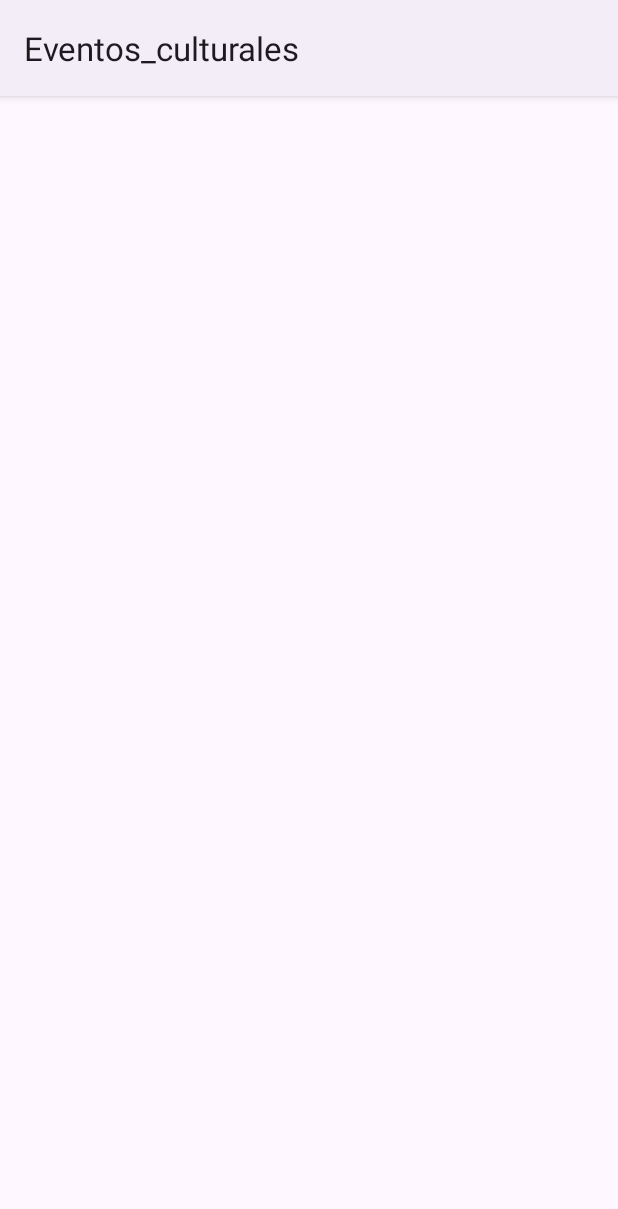
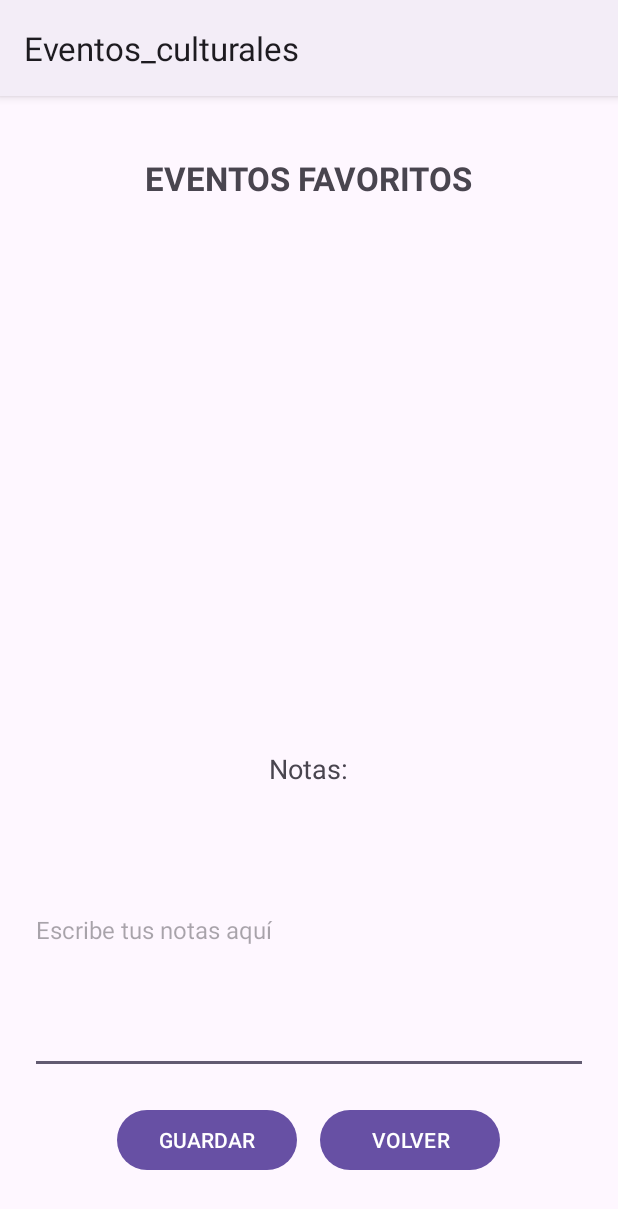
Before and after one commit to rocmisol/practica_android, an Android app: the screen it shows after launch (Favoritos before the commit, FavoritosActivity after it), in the options menu, after a tap on "Favoritos", on a phone screen of 412 x 824 dp. Shown: the top 1209 px of the screen. Run offline under Robolectric (Android 15) with nearby library versions, the phone set to English and light mode, and no system bars.

Commit message:
Modificar xml detalle, modificar recycler. Inicio Activity Favoritos (xml y java)

```diff
--- a/app/src/main/AndroidManifest.xml
+++ b/app/src/main/AndroidManifest.xml
@@ -13,7 +13,7 @@
         android:theme="@style/Theme.Eventos_culturales"
         tools:targetApi="31">
         <activity
-            android:name=".Favoritos"
+            android:name=".FavoritosActivity"
             android:exported="false" />
         <activity
             android:name=".DetalleActivity"
--- a/app/src/main/java/es/cm/dam2/pmdm/eventos_culturales/Favoritos.java
+++ /dev/null
@@ -1,24 +0,0 @@
-package es.cm.dam2.pmdm.eventos_culturales;
-
-import android.os.Bundle;
-
-import androidx.activity.EdgeToEdge;
-import androidx.appcompat.app.AppCompatActivity;
-import androidx.core.graphics.Insets;
-import androidx.core.view.ViewCompat;
-import androidx.core.view.WindowInsetsCompat;
-
-public class Favoritos extends AppCompatActivity {
-
-    @Override
-    protected void onCreate(Bundle savedInstanceState) {
-        super.onCreate(savedInstanceState);
-        EdgeToEdge.enable(this);
-        setContentView(R.layout.activity_favoritos);
-        ViewCompat.setOnApplyWindowInsetsListener(findViewById(R.id.main), (v, insets) -> {
-            Insets systemBars = insets.getInsets(WindowInsetsCompat.Type.systemBars());
-            v.setPadding(systemBars.left, systemBars.top, systemBars.right, systemBars.bottom);
-            return insets;
-        });
-    }
-}
--- /dev/null
+++ b/app/src/main/java/es/cm/dam2/pmdm/eventos_culturales/FavoritosActivity.java
@@ -0,0 +1,47 @@
+package es.cm.dam2.pmdm.eventos_culturales;
+
+import android.os.Bundle;
+import android.widget.Button;
+import android.widget.EditText;
+import android.widget.ListView;
+import android.widget.ProgressBar;
+import android.widget.TextView;
+
+import androidx.activity.EdgeToEdge;
+import androidx.appcompat.app.AppCompatActivity;
+import androidx.core.graphics.Insets;
+import androidx.core.view.ViewCompat;
+import androidx.core.view.WindowInsetsCompat;
+
+public class FavoritosActivity extends AppCompatActivity {
+
+    private TextView textViewTituloFavoritos, textViewNotasFavoritos;
+    private ProgressBar progressBarFavoritos;
+    private ListView listViewFavoritos;
+    EditText editTextNotasFavoritos;
+    Button buttonGuardarFavoritos, buttonVolverFavoritos;
+
+    @Override
+    protected void onCreate(Bundle savedInstanceState) {
+        super.onCreate(savedInstanceState);
+        EdgeToEdge.enable(this);
+        setContentView(R.layout.activity_favoritos);
+        ViewCompat.setOnApplyWindowInsetsListener(findViewById(R.id.main3), (v, insets) -> {
+            Insets systemBars = insets.getInsets(WindowInsetsCompat.Type.systemBars());
+            v.setPadding(systemBars.left, systemBars.top, systemBars.right, systemBars.bottom);
+            return insets;
+        });
+
+        textViewTituloFavoritos = findViewById(R.id.textViewTituloFavoritos);
+        textViewNotasFavoritos = findViewById(R.id.textViewNotasFavoritos);
+        progressBarFavoritos = findViewById(R.id.progressBarFavoritos);
+        listViewFavoritos = findViewById(R.id.listViewFavoritos);
+        editTextNotasFavoritos = findViewById(R.id.editTextNotasFavoritos);
+        buttonGuardarFavoritos = findViewById(R.id.buttonGuardarFavoritos);
+        buttonVolverFavoritos = findViewById(R.id.buttonVolverFavoritos);
+
+        //Se muestra el progressBar durante la carga de esta Activity
+
+
+    }
+}
--- a/app/src/main/res/layout/activity_detalle.xml
+++ b/app/src/main/res/layout/activity_detalle.xml
@@ -17,7 +17,8 @@
         android:textAllCaps="true"
         android:layout_marginTop="20dp"
         android:text="@string/titulo_evento"
-        android:textSize="22sp"/>
+        android:textSize="22sp"
+        android:textStyle="bold"/>
 
     <ScrollView
         android:layout_width="match_parent"
--- a/app/src/main/res/layout/activity_favoritos.xml
+++ b/app/src/main/res/layout/activity_favoritos.xml
@@ -1,10 +1,80 @@
 <?xml version="1.0" encoding="utf-8"?>
-<androidx.constraintlayout.widget.ConstraintLayout xmlns:android="http://schemas.android.com/apk/res/android"
+<LinearLayout xmlns:android="http://schemas.android.com/apk/res/android"
     xmlns:app="http://schemas.android.com/apk/res-auto"
     xmlns:tools="http://schemas.android.com/tools"
-    android:id="@+id/main"
+    android:id="@+id/main3"
     android:layout_width="match_parent"
     android:layout_height="match_parent"
-    tools:context=".Favoritos">
+    android:orientation="vertical"
+    android:layout_margin="20dp"
+    tools:context=".FavoritosActivity">
 
-</androidx.constraintlayout.widget.ConstraintLayout>
+    <TextView
+        android:id="@+id/textViewTituloFavoritos"
+        android:layout_width="wrap_content"
+        android:layout_height="wrap_content"
+        android:layout_gravity="center_horizontal"
+        android:textAllCaps="true"
+        android:text="@string/eventos_favoritos"
+        android:layout_marginTop="20dp"
+        android:textStyle="bold"
+
+        android:textSize="22sp"/>
+
+    <ProgressBar
+        android:id="@+id/progressBarFavoritos"
+        android:layout_width="wrap_content"
+        android:layout_height="wrap_content"
+        android:layout_gravity="center"
+        android:visibility="gone"/>
+
+    <ListView
+        android:id="@+id/listViewFavoritos"
+        android:layout_width="match_parent"
+        android:layout_height="0dp"
+        android:layout_marginTop="50dp"
+        android:layout_weight="1"/>
+
+    <TextView
+        android:id="@+id/textViewNotasFavoritos"
+        android:layout_width="wrap_content"
+        android:layout_height="wrap_content"
+        android:layout_gravity="center_horizontal"
+        android:text="@string/notas"
+        android:textSize="18sp"
+        android:layout_marginTop="20dp"/>
+
+    <EditText
+        android:id="@+id/editTextNotasFavoritos"
+        android:layout_width="match_parent"
+        android:layout_height="wrap_content"
+        android:inputType="textImeMultiLine"
+        android:textSize="16sp"
+        android:hint="@string/escribe_tus_notas_aqu"
+        android:layout_weight="0.5"/>
+
+    <LinearLayout
+        android:layout_width="wrap_content"
+        android:layout_height="wrap_content"
+        android:orientation="horizontal"
+        android:layout_gravity="center_horizontal"
+        android:layout_marginTop="20dp"
+        android:layout_marginBottom="20dp">
+
+        <Button
+            android:id="@+id/buttonGuardarFavoritos"
+            android:layout_width="120dp"
+            android:layout_height="wrap_content"
+            android:text="@string/guardar"/>
+
+        <Button
+            android:id="@+id/buttonVolverFavoritos"
+            android:layout_width="120dp"
+            android:layout_height="wrap_content"
+            android:layout_marginStart="15dp"
+            android:text="@string/volver"/>
+
+    </LinearLayout>
+
+
+</LinearLayout>
--- a/app/src/main/res/layout/activity_main.xml
+++ b/app/src/main/res/layout/activity_main.xml
@@ -5,7 +5,7 @@
     android:id="@+id/main"
     android:layout_width="match_parent"
     android:layout_height="match_parent"
-    android:layout_margin="50dp"
+    android:layout_margin="20dp"
     tools:context=".MainActivity">
 
     <TextView
@@ -25,6 +25,7 @@
         android:layout_height="40dp"
         android:text="@string/calendario"
         android:textSize="14sp"
+        android:layout_marginStart="10dp"
         android:layout_marginTop="50dp"
         app:layout_constraintTop_toBottomOf="@id/textViewTituloMain"
         app:layout_constraintStart_toStartOf="parent"/>
@@ -34,6 +35,7 @@
         android:layout_width="135dp"
         android:layout_height="40dp"
         android:layout_marginTop="50dp"
+        android:layout_marginEnd="10dp"
         app:layout_constraintTop_toBottomOf="@+id/textViewTituloMain"
         app:layout_constraintEnd_toEndOf="parent"/>
 
@@ -52,6 +54,7 @@
         android:layout_height="wrap_content"
         android:text=""
         android:layout_marginTop="20dp"
+        android:layout_marginEnd="20dp"
         app:layout_constraintEnd_toEndOf="@id/spinnerCategoriaMain"
         app:layout_constraintTop_toBottomOf="@id/checkBoxGratuitoMain"/>
 
--- a/app/src/main/res/values/strings.xml
+++ b/app/src/main/res/values/strings.xml
@@ -17,5 +17,9 @@
     <string name="descripcion">Descripción</string>
     <string name="nombre">Nombre:</string>
     <string name="elige_aplicacion">Compartir...</string>
+    <string name="eventos_favoritos">EVENTOS FAVORITOS</string>
+    <string name="notas">Notas:</string>
+    <string name="escribe_tus_notas_aqu">Escribe tus notas aquí</string>
+
 
 </resources>
```
Also changed, not shown: app/src/main/java/es/cm/dam2/pmdm/eventos_culturales/DetalleActivity.java (+24 -3 lines), app/src/main/java/es/cm/dam2/pmdm/eventos_culturales/MainActivity.java (+21 -9 lines), app/src/main/res/layout/item_evento.xml (+11 -9 lines), 1 other file.
